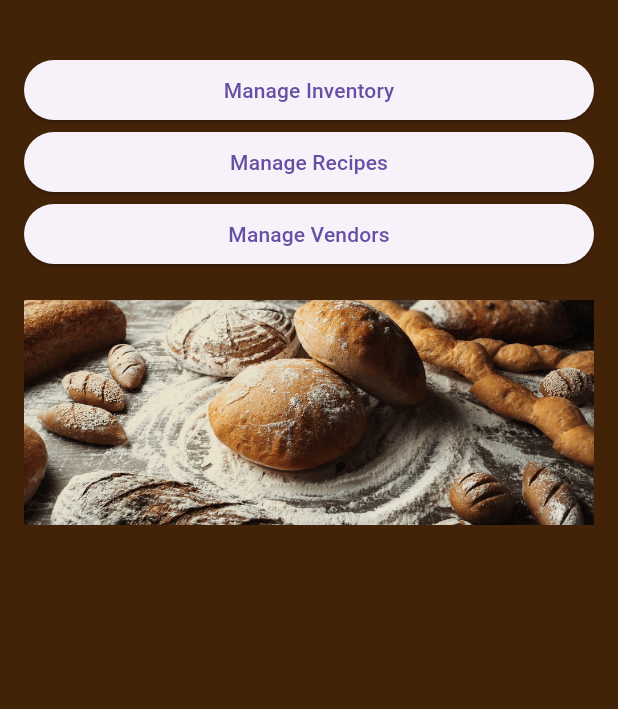
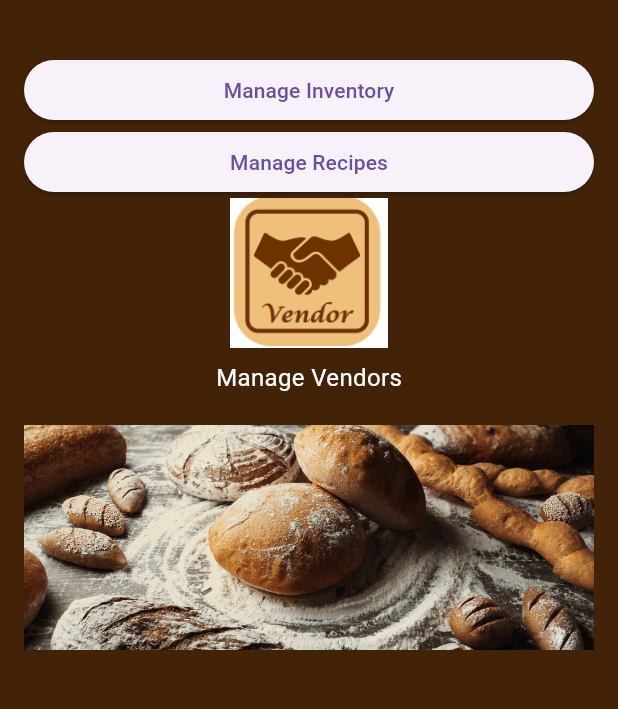
Before and after one commit to Jayjolie1026/BakeryManagement, a Flutter app: the BakeryHomePage screen opened directly, on a phone screen of 412 x 824 dp, the part 84-793 px from its top. Run offline on Flutter 3.47's test engine with Material 3 defaults, Android fonts, the phone set to English and light mode, and no system bars.

Commit message:
added vendor.png

```diff
--- a/bakery_management/lib/main.dart
+++ b/bakery_management/lib/main.dart
@@ -96,9 +96,9 @@
     appBar: AppBar(
       title: Image.asset(
         'assets/logo1.png',
-          height:40,
+        height: 40,
       ),
-      centerTitle:true,
+      centerTitle: true,
       backgroundColor: const Color(0xFFD8C4AA),
     ),
     backgroundColor: const Color(0xFF422308),
@@ -107,7 +107,6 @@
       child: Column(
         crossAxisAlignment: CrossAxisAlignment.stretch,
         children: [
-
           const SizedBox(height: 20),
           ElevatedButton(
             onPressed: () {
@@ -129,21 +128,37 @@
             },
             child: const Text('Manage Recipes'),
           ),
-            ElevatedButton(
-              onPressed: () {
-                // Navigate to Orders Page
+          GestureDetector(
+            onTap: () {
+              // Navigate to Vendors Page
               Navigator.push(
                 context,
                 MaterialPageRoute(builder: (context) => const OrdersPage()),
               );
             },
-              child: const Text('Manage Vendors'),
+            child: Column(
+              children: [
+                Image.asset(
+                  'assets/vendor.png', // Replace with the vendor image path
+                  height: 100,               // Adjust height as needed
+                  fit: BoxFit.cover,         // Adjust fit based on your layout needs
                 ),
-             const SizedBox(height: 20), // Space between buttons and image
+                const SizedBox(height: 8),  // Space between image and text
+                const Text(
+                  'Manage Vendors',
+                  style: TextStyle(
+                    fontSize: 16,           // Adjust text size as needed
+                    color: Colors.white,    // Adjust text color as needed
+                  ),
+                ),
+              ],
+            ),
+          ),
+          const SizedBox(height: 20), // Space between vendor button and the bread image
           Image.asset(
-              'assets/bread2.png', // Path to your new image
-              height: 150,              // Adjust height as needed
-              fit: BoxFit.cover,        // Adjust fit based on your layout needs
+            'assets/bread2.png',        // Path to your bread image
+            height: 150,                // Adjust height as needed
+            fit: BoxFit.cover,          // Adjust fit based on your layout needs
           ),
         ],
       ),
@@ -151,6 +166,7 @@
   );
 }
 }
+
 
 class InventoryPage extends StatelessWidget {
   const InventoryPage({super.key});
--- a/bakery_management/pubspec.yaml
+++ b/bakery_management/pubspec.yaml
@@ -62,6 +62,7 @@ flutter:
   assets:
     - assets/logo1.png
     - assets/bread2.png
+    - assets/vendor.png
 
   # To add assets to your application, add an assets section, like this:
   # assets:
```
Also changed, not shown: bakery_management/assets/vendor.png (added). Lines whose indentation alone changed are shown as unchanged.
